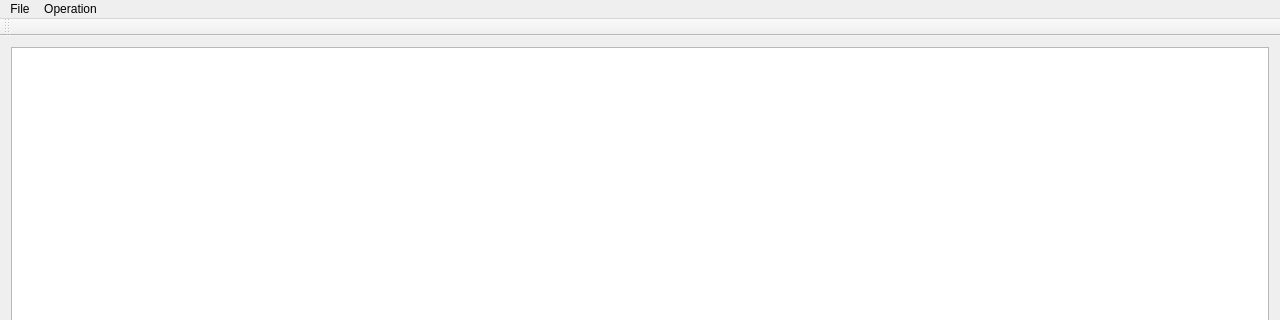
Above: TinyPhotoshop/mainwindow.ui from GhostatSpirit/ComputerVision2017 before the change; both pictures show x 0 to 1280 and y 0 to 320 of the 1280 by 720 pixel window. Below: the same form after it.
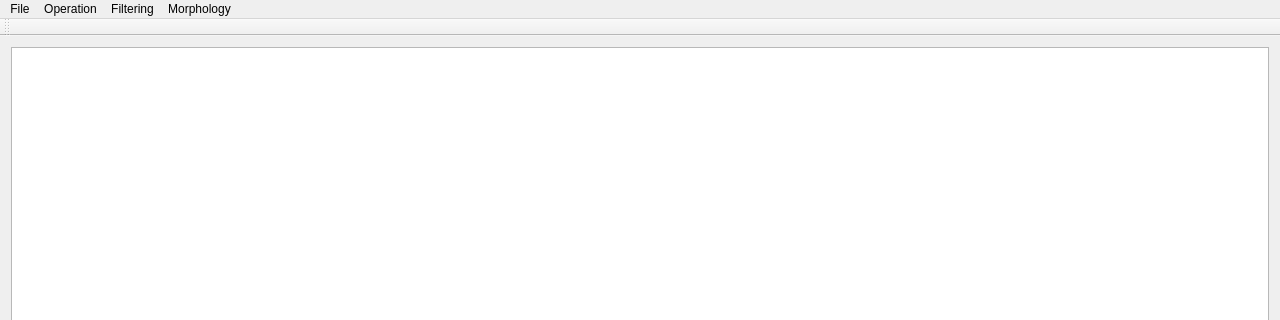
That is the form after the change.

The edit to the form file:
```diff
--- a/TinyPhotoshop/mainwindow.ui
+++ b/TinyPhotoshop/mainwindow.ui
@@ -55,8 +55,23 @@
     <addaction name="actionConstrast"/>
     <addaction name="actionHistogram"/>
    </widget>
+   <widget class="QMenu" name="menuFiltering">
+    <property name="title">
+     <string>Filtering</string>
+    </property>
+    <addaction name="actionSmoothing"/>
+    <addaction name="actionEdge_Detection"/>
+   </widget>
+   <widget class="QMenu" name="menuMorphology">
+    <property name="title">
+     <string>Morphology</string>
+    </property>
+    <addaction name="actionBinaryMorphology"/>
+   </widget>
    <addaction name="menuFile"/>
    <addaction name="menuOperation"/>
+   <addaction name="menuFiltering"/>
+   <addaction name="menuMorphology"/>
   </widget>
   <widget class="QToolBar" name="mainToolBar">
    <attribute name="toolBarArea">
```
Left out of the diff: 15 changed lines with no effect on the pictures.
